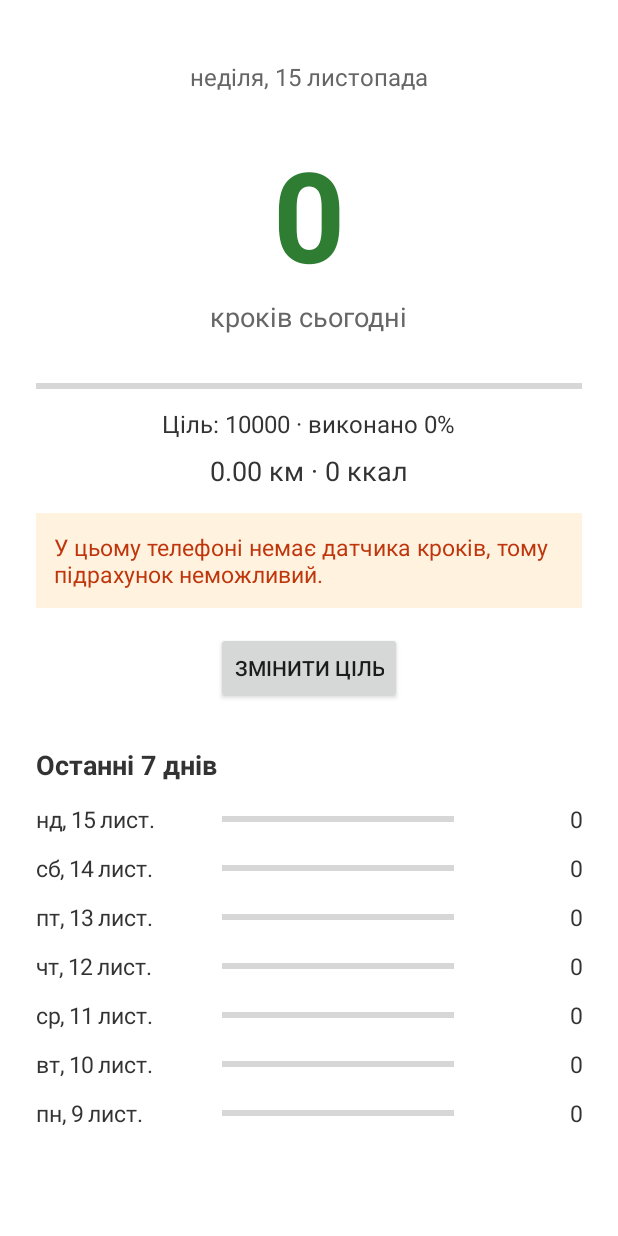
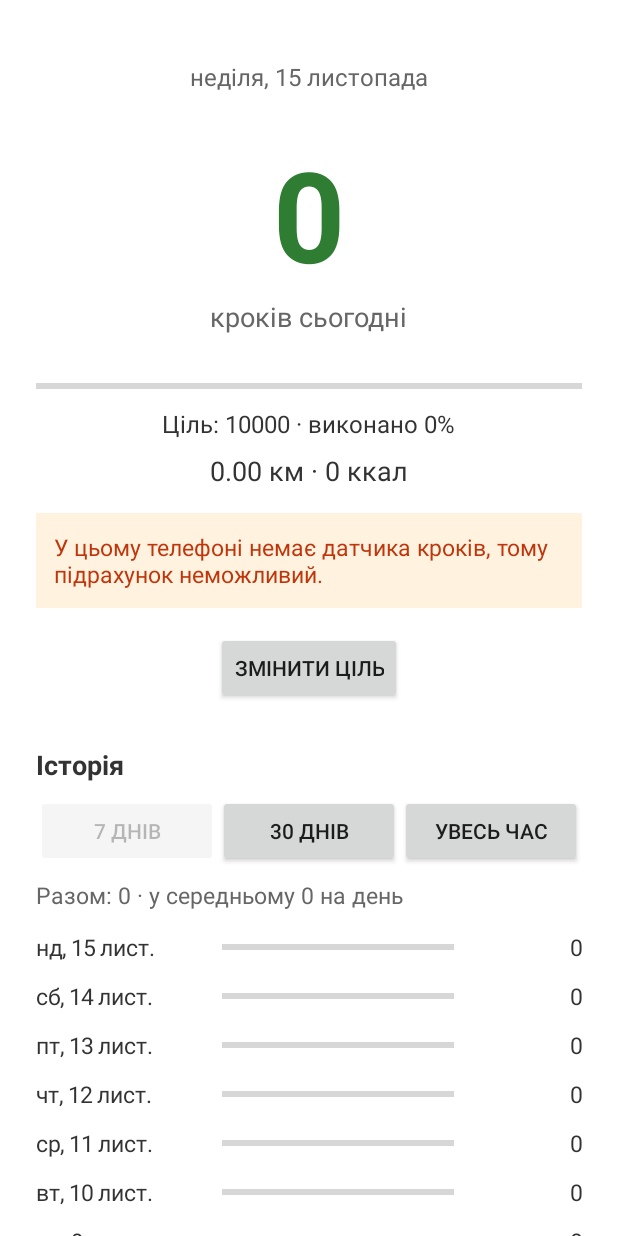
Before and after one commit to trencheg-afk/kroky, an Android app: the screen it shows after launch (MainActivity), on a phone screen of 412 x 824 dp. Run offline under Robolectric (Android 15) with nearby library versions, the phone set to English and light mode, and no system bars.

Commit message:
Add files via upload

```diff
--- a/app/src/main/java/com/kroky/app/MainActivity.java
+++ b/app/src/main/java/com/kroky/app/MainActivity.java
@@ -26,6 +26,11 @@ public class MainActivity extends Activity {
     private static final double KCAL_PER_STEP = 0.04;
     private static final Locale UK = new Locale("uk");
 
+    /** Скільки днів показувати в історії; 0 означає «увесь час». */
+    private int historyDays = 7;
+    private View range7, range30, rangeAll;
+    private TextView summaryView;
+
     private TextView dateView, stepsView, goalView, statsView, warningView;
     private ProgressBar progress;
     private LinearLayout history;
@@ -46,6 +51,13 @@ public class MainActivity extends Activity {
         progress = findViewById(R.id.progress);
         history = findViewById(R.id.history);
         findViewById(R.id.changeGoal).setOnClickListener(v -> showGoalDialog());
+        summaryView = findViewById(R.id.summary);
+        range7 = findViewById(R.id.range7);
+        range30 = findViewById(R.id.range30);
+        rangeAll = findViewById(R.id.rangeAll);
+        range7.setOnClickListener(v -> setHistoryDays(7));
+        range30.setOnClickListener(v -> setHistoryDays(30));
+        rangeAll.setOnClickListener(v -> setHistoryDays(0));
 
         requestNeededPermissions();
     }
@@ -115,14 +127,27 @@ public class MainActivity extends Activity {
         warningView.setVisibility(View.VISIBLE);
     }
 
+    private void setHistoryDays(int days) {
+        historyDays = days;
+        refresh();
+    }
+
     private void fillHistory(int goal) {
+        // Вибраний період позначаємо неактивною кнопкою.
+        range7.setEnabled(historyDays != 7);
+        range30.setEnabled(historyDays != 30);
+        rangeAll.setEnabled(historyDays != 0);
+
         history.removeAllViews();
         SimpleDateFormat fmt = new SimpleDateFormat("EEE, d MMM", UK);
         int pad = dp(6);
-        for (int i = 0; i < 7; i++) {
+        int days = historyDays > 0 ? historyDays : StepStore.daysRecorded(this);
+        long total = 0;
+        for (int i = 0; i < days; i++) {
             Calendar day = Calendar.getInstance();
             day.add(Calendar.DAY_OF_YEAR, -i);
             int steps = StepStore.stepsOn(this, day);
+            total += steps;
 
             LinearLayout row = new LinearLayout(this);
             row.setOrientation(LinearLayout.HORIZONTAL);
@@ -151,6 +176,7 @@ public class MainActivity extends Activity {
 
             history.addView(row);
         }
+        summaryView.setText(getString(R.string.summary_format, (int) total, (int) (total / days)));
     }
 
     private void showGoalDialog() {
--- a/app/src/main/res/layout/activity_main.xml
+++ b/app/src/main/res/layout/activity_main.xml
@@ -91,6 +91,42 @@
             android:textStyle="bold" />
 
         <LinearLayout
+            android:layout_width="match_parent"
+            android:layout_height="wrap_content"
+            android:layout_marginBottom="8dp"
+            android:orientation="horizontal">
+
+            <Button
+                android:id="@+id/range7"
+                android:layout_width="0dp"
+                android:layout_height="wrap_content"
+                android:layout_weight="1"
+                android:text="@string/range_7" />
+
+            <Button
+                android:id="@+id/range30"
+                android:layout_width="0dp"
+                android:layout_height="wrap_content"
+                android:layout_weight="1"
+                android:text="@string/range_30" />
+
+            <Button
+                android:id="@+id/rangeAll"
+                android:layout_width="0dp"
+                android:layout_height="wrap_content"
+                android:layout_weight="1"
+                android:text="@string/range_all" />
+        </LinearLayout>
+
+        <TextView
+            android:id="@+id/summary"
+            android:layout_width="match_parent"
+            android:layout_height="wrap_content"
+            android:layout_marginBottom="8dp"
+            android:textColor="#666666"
+            android:textSize="15sp" />
+
+        <LinearLayout
             android:id="@+id/history"
             android:layout_width="match_parent"
             android:layout_height="wrap_content"
--- a/app/src/main/res/values/strings.xml
+++ b/app/src/main/res/values/strings.xml
@@ -2,7 +2,11 @@
 <resources>
     <string name="app_name">Кроки</string>
     <string name="steps_label">кроків сьогодні</string>
-    <string name="history_title">Останні 7 днів</string>
+    <string name="history_title">Історія</string>
+    <string name="range_7">7 днів</string>
+    <string name="range_30">30 днів</string>
+    <string name="range_all">Увесь час</string>
+    <string name="summary_format">Разом: %1$d · у середньому %2$d на день</string>
     <string name="change_goal">Змінити ціль</string>
     <string name="goal_dialog_title">Денна ціль (кроків)</string>
     <string name="save">Зберегти</string>
```
Also changed, not shown: app/build.gradle (+24 -2 lines), app/src/main/java/com/kroky/app/StepStore.java (+19 -0 lines), 1 other file.
